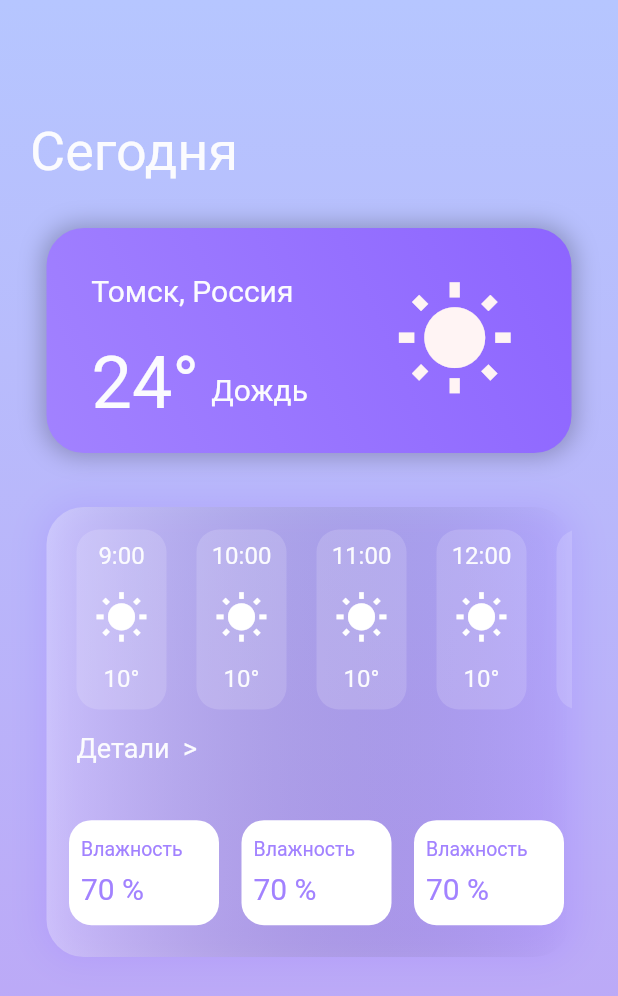
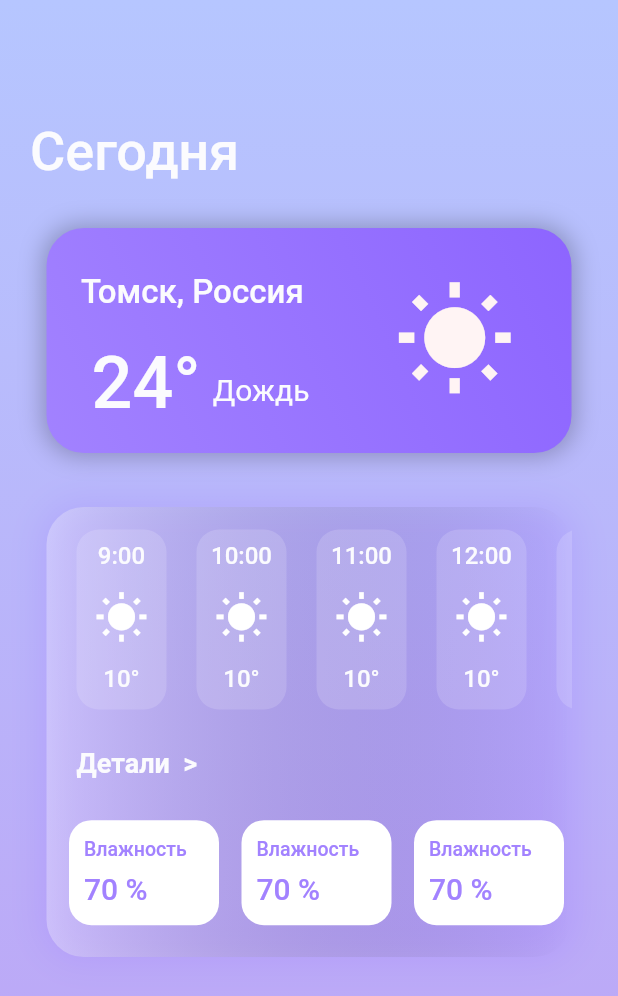
Before and after one commit to andrwnv/WeatherDartApp, a Flutter app: the screen it shows after launch, on a phone screen of 412 x 824 dp. Shown: the top 996 px of the screen. Run offline on Flutter 3.47's test engine with Material 2 defaults, Android fonts, the phone set to English and light mode, and no system bars.

Commit message:
add fonts

```diff
--- a/lib/main.dart
+++ b/lib/main.dart
@@ -28,7 +28,8 @@ class MyApp extends StatelessWidget {
                       'Сегодня',
                       style: TextStyle(
                         fontSize: 36,
-                        color: AppColorScheme.mainFontColor
+                        color: AppColorScheme.mainFontColor,
+                        fontFamily: 'Roboto-Medium'
                       ),
                     ),
                   ),
--- a/lib/views/weater_widget.dart
+++ b/lib/views/weater_widget.dart
@@ -61,7 +61,8 @@ class _WeatherWidget extends State<WeatherWidget> {
                         '$_currentLocality, $_currentCountry',
                         style: TextStyle(
                           color: AppColorScheme.mainFontColor,
-                          fontSize: 20
+                          fontSize: 22,
+                          fontFamily: 'Roboto-Medium'
                         ),
                       ),
                     ),
@@ -76,7 +77,8 @@ class _WeatherWidget extends State<WeatherWidget> {
                             '$_currentTemp' + '\u00B0',
                             style: TextStyle(
                               color: AppColorScheme.mainFontColor,
-                              fontSize: 48
+                              fontSize: 48,
+                              fontFamily: 'Roboto-Medium'
                             ),
                           ),
                           Padding(
@@ -85,7 +87,8 @@ class _WeatherWidget extends State<WeatherWidget> {
                               '$_currentWeather',
                               style: TextStyle(
                                 color: AppColorScheme.mainFontColor,
-                                fontSize: 20
+                                fontSize: 20,
+                                fontFamily: 'Roboto-Regular'
                               ),
                             ),
                           )
--- a/lib/views/weather_scroll_widget.dart
+++ b/lib/views/weather_scroll_widget.dart
@@ -48,8 +48,10 @@ class _WeatherScrollWidget extends State<WeatherScrollWidget> {
                 child: Text(
                   '$time',
                   style: TextStyle(
-                    color: AppColorScheme.mainFontColor,
-                    fontSize: 16)
+                      color: AppColorScheme.mainFontColor,
+                      fontSize: 16,
+                      fontFamily: 'Roboto-Medium'
+                    )
                   ),
               )),
               Expanded(flex: 5, child: Padding(
@@ -65,8 +67,9 @@ class _WeatherScrollWidget extends State<WeatherScrollWidget> {
                 child: Text(
                   '$deg' + '\u00B0',
                   style: TextStyle(
-                    color: AppColorScheme.mainFontColor,
-                    fontSize: 16
+                      color: AppColorScheme.mainFontColor,
+                      fontSize: 16,
+                      fontFamily: 'Roboto-Medium'
                     )
                   ),
               )),
@@ -93,20 +96,21 @@ class _WeatherScrollWidget extends State<WeatherScrollWidget> {
           child: Column(
             children: <Widget>[
               Padding(
-                padding: const EdgeInsets.only(top: 12.0, bottom: 7.0, left: 8),
+                padding: const EdgeInsets.only(top: 12.0, bottom: 7.0, left: 10),
                 child: Align(
                   alignment: Alignment.centerLeft,
                   child: Text(
                     '$name',
                     style: TextStyle(
                       color: AppColorScheme.alternativeMainColor,
-                      fontSize: 13
+                      fontSize: 13,
+                      fontFamily: 'Roboto-Medium'
                     ),
                   )
                 ),
               ),
               Padding(
-                padding: const EdgeInsets.only(left: 8),
+                padding: const EdgeInsets.only(left: 10),
                 child: Align(
                   alignment: Alignment.centerLeft,
                   child: Text(
@@ -114,6 +118,7 @@ class _WeatherScrollWidget extends State<WeatherScrollWidget> {
                     style: TextStyle(
                       color: AppColorScheme.alternativeMainColor,
                       fontSize: 20,
+                      fontFamily: 'Roboto-Medium'
                     )
                   )
                 ),
@@ -173,7 +178,7 @@ class _WeatherScrollWidget extends State<WeatherScrollWidget> {
             Expanded(
               flex: 1,
               child: Padding(
-                padding: const EdgeInsets.only(left: 20.0),
+                padding: const EdgeInsets.only(left: 20.0, top: 10),
                 child: Align(
                   alignment: Alignment.topLeft,
                   child: Text(
@@ -182,6 +187,7 @@ class _WeatherScrollWidget extends State<WeatherScrollWidget> {
                     style: TextStyle(
                       color: AppColorScheme.mainFontColor,
                       fontSize: 18,
+                      fontFamily: 'Roboto-Bold'
                     ),
                   ),
                 ),
```
Also changed, not shown: pubspec.yaml (+21 -0 lines), assets/fonts/LICENSE.txt (added), assets/fonts/Roboto-Black.ttf (added), assets/fonts/Roboto-Bold.ttf (added), assets/fonts/Roboto-Light.ttf (added), assets/fonts/Roboto-Medium.ttf (added), assets/fonts/Roboto-Regular.ttf (added).
